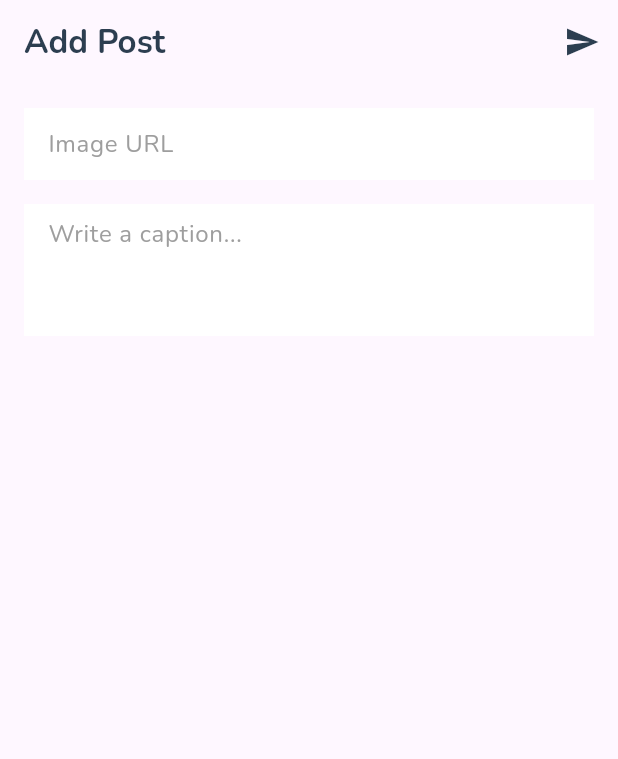
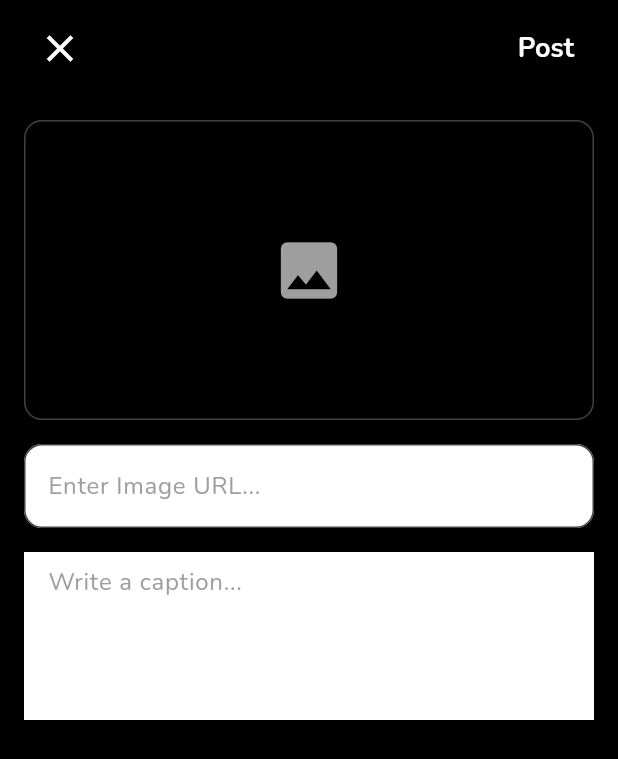
Before and after one commit to swaingithub/social-app, a Flutter app: the AddPostScreen screen opened by its route, on a phone screen of 412 x 824 dp. Shown: the top 759 px of the screen. Run offline on Flutter 3.47's test engine with Material 3 defaults, Android fonts, the phone set to English and light mode, and no system bars; our stand-ins replace flutter_animate, flutter_svg, go_router, google_fonts, image_picker, shared_preferences and 1 more; accounts and stored records are empty; network calls fail.

Commit message:
updated add post code

```diff
--- a/frontend/lib/screens/add_post_screen.dart
+++ b/frontend/lib/screens/add_post_screen.dart
@@ -20,10 +20,21 @@ class _AddPostScreenState extends State<AddPostScreen> {
     final postProvider = Provider.of<PostProvider>(context);
 
     return Scaffold(
-      appBar: AppBar(
-        title: const Text('Add Post'),
-        actions: [
+      backgroundColor: Colors.black,
+      body: SafeArea(
+        child: Column(
+          children: [
+            // Header with back button and Post button
+            Padding(
+              padding: const EdgeInsets.symmetric(horizontal: 16.0, vertical: 8.0),
+              child: Row(
+                mainAxisAlignment: MainAxisAlignment.spaceBetween,
+                children: [
                   IconButton(
+                    icon: const Icon(Icons.close, color: Colors.white, size: 30),
+                    onPressed: () => context.pop(),
+                  ),
+                  TextButton(
                     onPressed: postProvider.isLoading
                         ? null
                         : () {
@@ -34,39 +45,89 @@ class _AddPostScreenState extends State<AddPostScreen> {
                             )
                                 .then((_) {
                               if (mounted) {
-                        context.pop();
+                                context.go('/');
                               }
                             });
                           },
-            icon: postProvider.isLoading
+                    child: postProvider.isLoading
                         ? const SizedBox(
                             width: 24,
                             height: 24,
-                    child: CircularProgressIndicator(strokeWidth: 2),
+                            child: CircularProgressIndicator(strokeWidth: 2, color: Colors.white),
                           )
-                : const Icon(Icons.send),
+                        : const Text(
+                            'Post',
+                            style: TextStyle(
+                              color: Colors.white,
+                              fontSize: 18,
+                              fontWeight: FontWeight.bold,
+                            ),
+                          ),
                   ),
                 ],
               ),
-      body: Padding(
+            ),
+            // Image URL input and preview
+            Padding(
               padding: const EdgeInsets.all(16.0),
               child: Column(
                 children: [
-            TextField(
-              controller: _imageUrlController,
-              decoration: const InputDecoration(
-                hintText: 'Image URL',
-                border: InputBorder.none,
+                  Container(
+                    height: 200,
+                    decoration: BoxDecoration(
+                      borderRadius: BorderRadius.circular(12),
+                      border: Border.all(color: Colors.grey.shade800),
+                      image: _imageUrlController.text.isNotEmpty
+                          ? DecorationImage(
+                              image: NetworkImage(_imageUrlController.text),
+                              fit: BoxFit.cover,
+                            )
+                          : null,
                     ),
+                    child: _imageUrlController.text.isEmpty
+                        ? const Center(
+                            child: Icon(Icons.image, color: Colors.grey, size: 50),
+                          )
+                        : null,
                   ),
                   const SizedBox(height: 16),
                   TextField(
+                    controller: _imageUrlController,
+                    style: const TextStyle(color: Colors.white),
+                    decoration: InputDecoration(
+                      hintText: 'Enter Image URL...',
+                      hintStyle: TextStyle(color: Colors.grey.shade500),
+                      border: OutlineInputBorder(
+                        borderRadius: BorderRadius.circular(12),
+                        borderSide: BorderSide(color: Colors.grey.shade800),
+                      ),
+                      enabledBorder: OutlineInputBorder(
+                        borderRadius: BorderRadius.circular(12),
+                        borderSide: BorderSide(color: Colors.grey.shade800),
+                      ),
+                      focusedBorder: OutlineInputBorder(
+                        borderRadius: BorderRadius.circular(12),
+                        borderSide: const BorderSide(color: Colors.white),
+                      ),
+                    ),
+                    onChanged: (value) => setState(() {}),
+                  ),
+                ],
+              ),
+            ),
+            // Caption input
+            Padding(
+              padding: const EdgeInsets.symmetric(horizontal: 16.0),
+              child: TextField(
                 controller: _captionController,
-              decoration: const InputDecoration(
+                style: const TextStyle(color: Colors.white),
+                decoration: InputDecoration(
                   hintText: 'Write a caption...',
+                  hintStyle: TextStyle(color: Colors.grey.shade500),
                   border: InputBorder.none,
                 ),
-              maxLines: 3,
+                maxLines: 4,
+              ),
             ),
           ],
         ),
```
Lines whose indentation alone changed are shown as unchanged.
